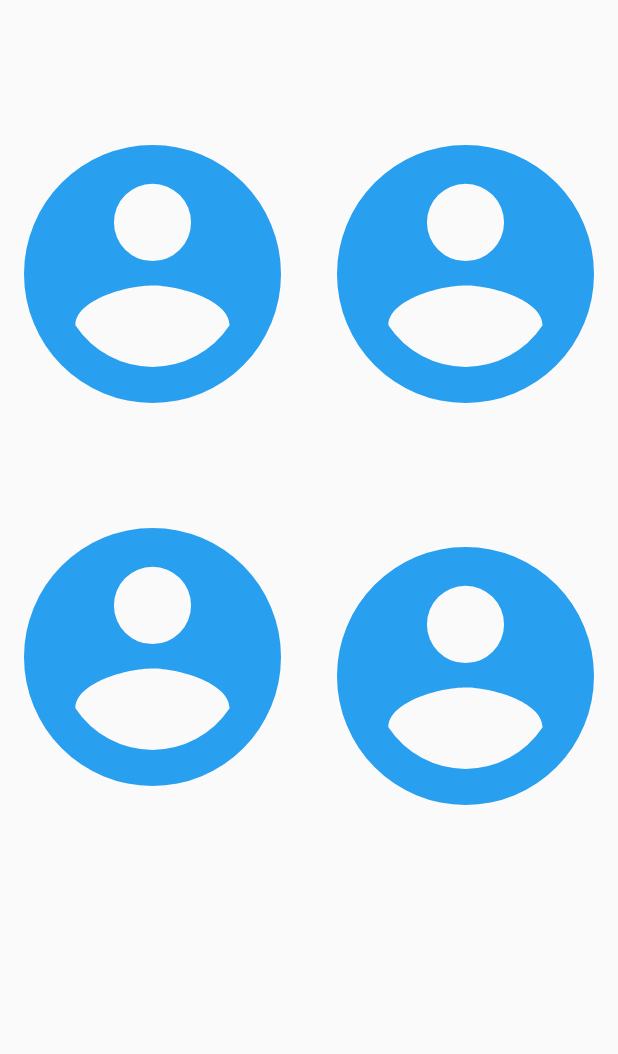
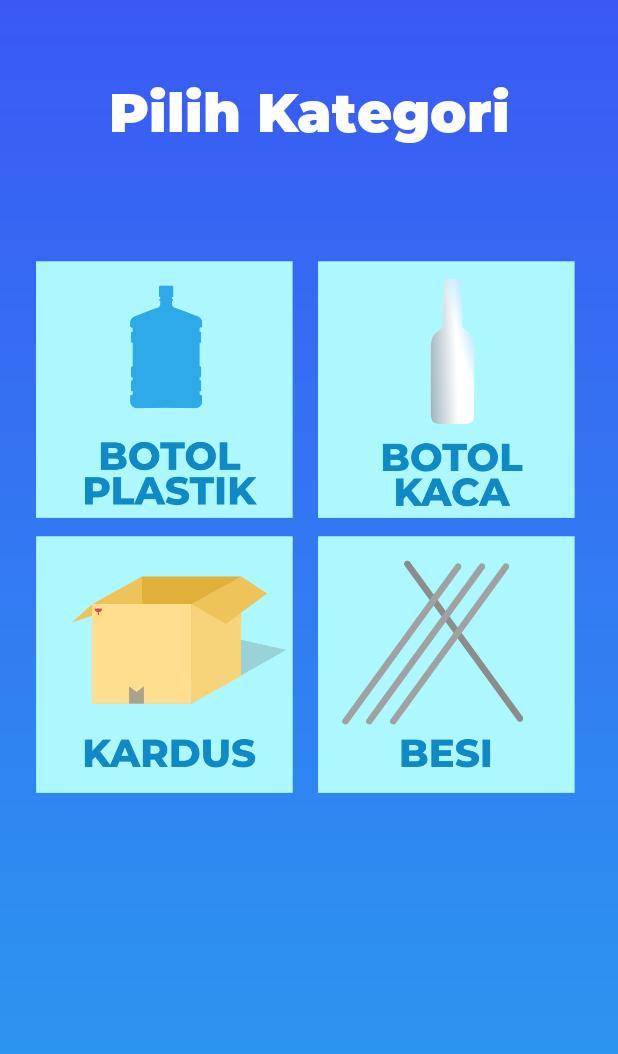
Before and after one commit to BagusMiftaq/RongsokinUser, an Android app: the KatagoriActivity screen opened directly, with no data from a screen before it, on a phone screen of 412 x 824 dp. Shown: the top 1054 px of the screen. Run offline under Robolectric (Android 15) with nearby library versions, the phone set to English and light mode, and no system bars; our stand-ins replace Firebase (no records; nobody signed in at launch, a user with empty details on screens opened directly).

Commit message:
Fifth Commit

```diff
--- a/app/src/main/res/layout/activity_katagori.xml
+++ b/app/src/main/res/layout/activity_katagori.xml
@@ -4,54 +4,64 @@
     xmlns:tools="http://schemas.android.com/tools"
     android:layout_width="match_parent"
     android:layout_height="match_parent"
+    android:background="@drawable/bg_blue_gradient_primary"
     tools:context=".input.KatagoriActivity">
+
+    <TextView
+        android:id="@+id/textView2"
+        android:layout_width="wrap_content"
+        android:layout_height="wrap_content"
+        android:layout_marginTop="48dp"
+        android:fontFamily="@font/mblack"
+        android:text="Pilih Kategori"
+        android:textColor="#fff"
+        android:textSize="36sp"
+        app:layout_constraintEnd_toEndOf="parent"
+        app:layout_constraintStart_toStartOf="parent"
+        app:layout_constraintTop_toTopOf="parent" />
+
+    <ImageView
+        android:id="@+id/k_besi"
+        android:layout_width="171dp"
+        android:layout_height="171dp"
+        android:layout_marginStart="12dp"
+        android:layout_marginTop="12dp"
+        android:layout_marginEnd="24dp"
+        android:background="@drawable/kt_besi"
+        app:layout_constraintEnd_toEndOf="parent"
+        app:layout_constraintStart_toEndOf="@+id/k_kardus"
+        app:layout_constraintTop_toBottomOf="@+id/k_botolplastik" />
+
+    <ImageView
+        android:id="@+id/k_kaca"
+        android:layout_width="171dp"
+        android:layout_height="171dp"
+        android:layout_marginStart="12dp"
+        android:layout_marginTop="76dp"
+        android:layout_marginEnd="24dp"
+        android:background="@drawable/kt_btl_kaca"
+        app:layout_constraintEnd_toEndOf="parent"
+        app:layout_constraintStart_toEndOf="@+id/k_botolplastik"
+        app:layout_constraintTop_toBottomOf="@+id/textView2" />
+
+    <ImageView
+        android:id="@+id/k_kardus"
+        android:layout_width="171dp"
+        android:layout_height="171dp"
+        android:layout_marginTop="12dp"
+        android:layout_marginStart="24dp"
+        android:background="@drawable/kt_kardus"
+        app:layout_constraintStart_toStartOf="parent"
+        app:layout_constraintTop_toBottomOf="@+id/k_botolplastik" />
 
     <ImageView
         android:id="@+id/k_botolplastik"
         android:layout_width="171dp"
-        android:layout_height="172dp"
-        android:background="@drawable/ic_icon_material_account_circle"
-        app:layout_constraintBottom_toBottomOf="parent"
-        app:layout_constraintEnd_toEndOf="parent"
-        app:layout_constraintHorizontal_bias="0.066"
+        android:layout_height="171dp"
+        android:layout_marginStart="24dp"
+        android:layout_marginTop="76dp"
+        android:background="@drawable/kt_btl_plastik"
         app:layout_constraintStart_toStartOf="parent"
-        app:layout_constraintTop_toTopOf="parent"
-        app:layout_constraintVertical_bias="0.148" />
-
-    <ImageView
-        android:id="@+id/k_kardus"
-        android:layout_width="171dp"
-        android:layout_height="172dp"
-        android:background="@drawable/ic_icon_material_account_circle"
-        app:layout_constraintBottom_toBottomOf="parent"
-        app:layout_constraintEnd_toEndOf="parent"
-        app:layout_constraintHorizontal_bias="0.066"
-        app:layout_constraintStart_toStartOf="parent"
-        app:layout_constraintTop_toTopOf="parent"
-        app:layout_constraintVertical_bias="0.54" />
-
-    <ImageView
-        android:id="@+id/k_kaca"
-        android:layout_width="171dp"
-        android:layout_height="172dp"
-        android:background="@drawable/ic_icon_material_account_circle"
-        app:layout_constraintBottom_toBottomOf="parent"
-        app:layout_constraintEnd_toEndOf="parent"
-        app:layout_constraintHorizontal_bias="0.933"
-        app:layout_constraintStart_toStartOf="parent"
-        app:layout_constraintTop_toTopOf="parent"
-        app:layout_constraintVertical_bias="0.148" />
-
-    <ImageView
-        android:id="@+id/k_besi"
-        android:layout_width="171dp"
-        android:layout_height="172dp"
-        android:background="@drawable/ic_icon_material_account_circle"
-        app:layout_constraintBottom_toBottomOf="parent"
-        app:layout_constraintEnd_toEndOf="parent"
-        app:layout_constraintHorizontal_bias="0.933"
-        app:layout_constraintStart_toStartOf="parent"
-        app:layout_constraintTop_toTopOf="parent"
-        app:layout_constraintVertical_bias="0.559" />
+        app:layout_constraintTop_toBottomOf="@+id/textView2" />
 
 </androidx.constraintlayout.widget.ConstraintLayout>
```
Also changed, not shown: app/src/main/res/layout/activity_input.xml (+38 -22 lines), app/src/main/res/drawable/kt_besi.png (added), app/src/main/res/drawable/kt_btl_kaca.png (added), app/src/main/res/drawable/kt_btl_plastik.png (added), app/src/main/res/drawable/kt_kardus.png (added).
